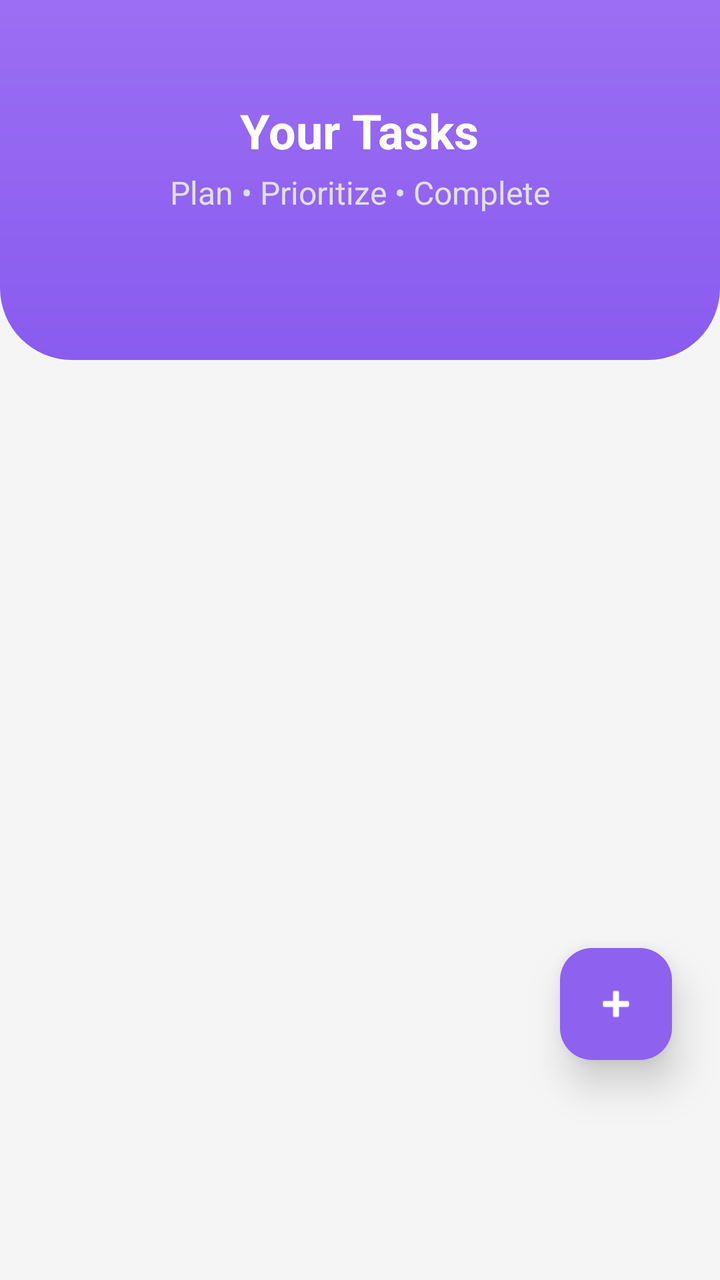
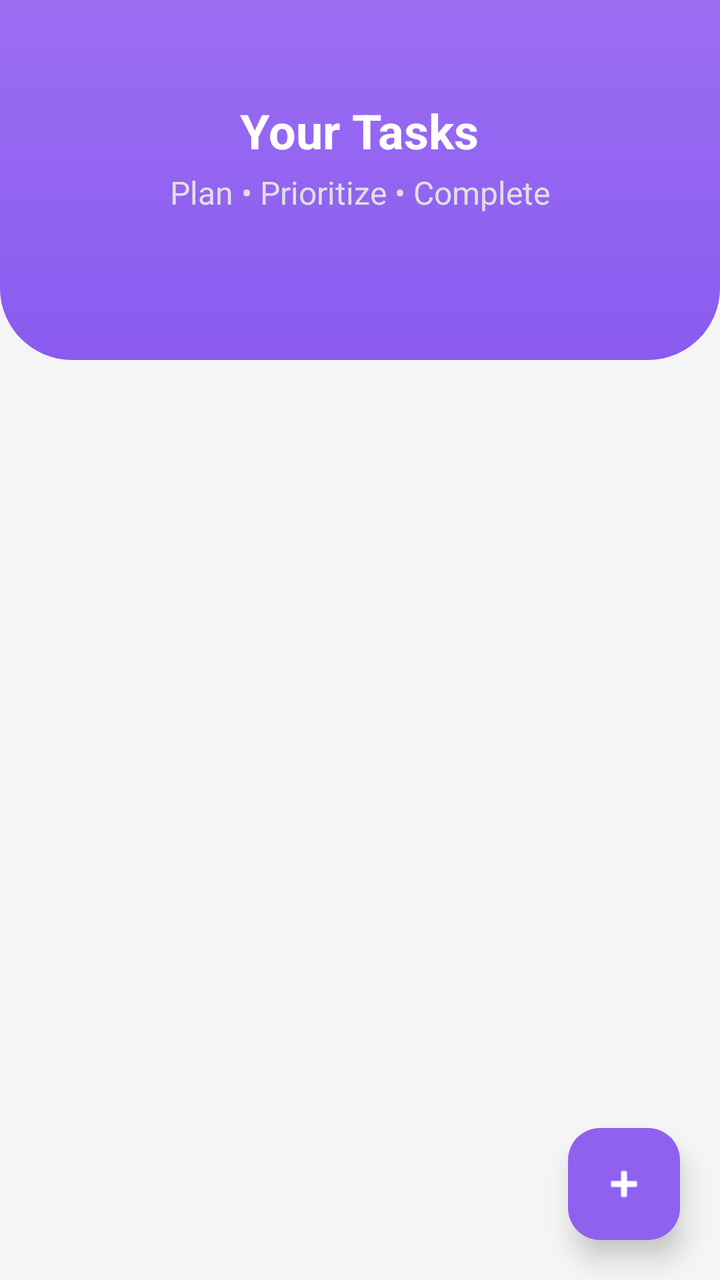

Compare the two renders of this Android layout. The source of the first and the diff that turns it into the second are given below.
<!-- AndroidManifest.xml: application theme Theme.PlanUp -->
<!-- res/layout/fragment_tasks.xml -->
<?xml version="1.0" encoding="utf-8"?>
<androidx.constraintlayout.widget.ConstraintLayout
    xmlns:android="http://schemas.android.com/apk/res/android"
    xmlns:app="http://schemas.android.com/apk/res-auto"
    xmlns:tools="http://schemas.android.com/tools"
    android:layout_width="match_parent"
    android:layout_height="match_parent"
    android:background="@color/background_light">

    
    <LinearLayout
        android:id="@+id/layoutHeader"
        android:layout_width="0dp"
        android:layout_height="180dp"
        android:background="@drawable/bg_header"
        android:orientation="vertical"
        android:gravity="center"
        android:paddingBottom="24dp"
        app:layout_constraintTop_toTopOf="parent"
        app:layout_constraintStart_toStartOf="parent"
        app:layout_constraintEnd_toEndOf="parent">

        <TextView
            style="@style/AppText.Header"
            android:layout_width="wrap_content"
            android:layout_height="wrap_content"
            android:text="Your Tasks"
            android:textColor="@color/white"/>

        <TextView
            style="@style/AppText.Subtitle"
            android:layout_width="wrap_content"
            android:layout_height="wrap_content"
            android:layout_marginTop="4dp"
            android:text="Plan • Prioritize • Complete"
            android:textColor="#E0E0E0"/>
    </LinearLayout>

    
    <LinearLayout
        android:id="@+id/layoutEmpty"
        android:layout_width="match_parent"
        android:layout_height="wrap_content"
        android:orientation="vertical"
        android:gravity="center"
        android:padding="24dp"
        android:visibility="gone"
        app:layout_constraintTop_toBottomOf="@id/layoutHeader"
        app:layout_constraintBottom_toBottomOf="parent"
        app:layout_constraintStart_toStartOf="parent"
        app:layout_constraintEnd_toEndOf="parent">

        <ImageView
            android:layout_width="200dp"
            android:layout_height="200dp"
            android:src="@drawable/no_tasks_illustration"/>

        <TextView
            style="@style/AppText.Header"
            android:layout_width="wrap_content"
            android:layout_height="wrap_content"
            android:layout_marginTop="16dp"
            android:text="No tasks found"
            android:textSize="20sp"/>

        <TextView
            style="@style/AppText.Subtitle"
            android:layout_width="wrap_content"
            android:layout_height="wrap_content"
            android:layout_marginTop="8dp"
            android:text="Add tasks to stay productive"/>
    </LinearLayout>

    
    <androidx.recyclerview.widget.RecyclerView
        android:id="@+id/rvTasks"
        android:layout_width="0dp"
        android:layout_height="0dp"
        android:clipToPadding="false"
        android:padding="16dp"
        android:paddingBottom="100dp"
        app:layout_constraintTop_toBottomOf="@id/layoutHeader"
        app:layout_constraintBottom_toBottomOf="parent"
        app:layout_constraintStart_toStartOf="parent"
        app:layout_constraintEnd_toEndOf="parent"
        tools:listitem="@layout/item_task"/>

    
    <com.google.android.material.floatingactionbutton.FloatingActionButton
        android:id="@+id/fabAddTask"
        android:layout_width="wrap_content"
        android:layout_height="wrap_content"
        android:layout_marginEnd="24dp"
        android:layout_marginBottom="110dp"
        android:clickable="true"
        android:focusable="true"
        app:elevation="12dp"
        app:pressedTranslationZ="12dp"
        app:srcCompat="@android:drawable/ic_input_add"
        app:backgroundTint="#8F61EF"
        app:layout_constraintBottom_toBottomOf="parent"
        app:layout_constraintEnd_toEndOf="parent"
        app:tint="@color/white" />

</androidx.constraintlayout.widget.ConstraintLayout>
<!-- res/layout/item_task.xml (included above) -->
<?xml version="1.0" encoding="utf-8"?>
<androidx.cardview.widget.CardView xmlns:android="http://schemas.android.com/apk/res/android"
    xmlns:app="http://schemas.android.com/apk/res-auto"
    android:layout_width="match_parent"
    android:layout_height="wrap_content"
    android:layout_marginBottom="12dp"
    app:cardCornerRadius="16dp"
    app:cardElevation="6dp">

    <LinearLayout
        android:layout_width="match_parent"
        android:layout_height="wrap_content"
        android:orientation="vertical"
        android:padding="16dp">

        
        <TextView
            android:id="@+id/tvTaskTitle"
            android:layout_width="wrap_content"
            android:layout_height="wrap_content"
            android:text="Study DSA"
            android:textSize="18sp"
            android:textStyle="bold"
            android:textColor="#1F1F1F" />

        
        <TextView
            android:id="@+id/tvTaskTime"
            android:layout_width="wrap_content"
            android:layout_height="wrap_content"
            android:text="09:00 AM"
            android:textSize="14sp"
            android:textColor="#777777"
            android:layout_marginTop="4dp" />

        
        <LinearLayout
            android:layout_width="match_parent"
            android:layout_height="wrap_content"
            android:layout_marginTop="8dp"
            android:orientation="horizontal"
            android:gravity="center_vertical">

            
            <TextView
                android:id="@+id/tvPriority"
                android:layout_width="wrap_content"
                android:layout_height="wrap_content"
                android:text="H"
                android:textSize="13sp"
                android:textColor="@android:color/white"
                android:paddingHorizontal="10dp"
                android:paddingVertical="4dp"
                android:background="@drawable/bg_priority_high" />

            
            <TextView
                android:id="@+id/tvStatus"
                android:layout_width="0dp"
                android:layout_height="wrap_content"
                android:layout_weight="1"
                android:text="Pending"
                android:textSize="14sp"
                android:textColor="#9E9E9E"
                android:layout_marginStart="12dp" />

            <CheckBox
                android:id="@+id/cbTaskCompleted"
                android:layout_width="wrap_content"
                android:layout_height="wrap_content" />

        </LinearLayout>

    </LinearLayout>

</androidx.cardview.widget.CardView>
<!-- resources referenced by this layout -->
<resources>
  <color name="background_light">#F5F5F5</color>
  <color name="white">#FFFFFFFF</color>
  <!-- drawable bg_header (drawable) -->
  <?xml version="1.0" encoding="utf-8"?>
  <shape xmlns:android="http://schemas.android.com/apk/res/android">
      <gradient
          android:startColor="#9B6EF3"
          android:endColor="#8A5BEF"
          android:angle="270"/>
  
      <corners
          android:bottomLeftRadius="36dp"
          android:bottomRightRadius="36dp"/>
  </shape>
  <!-- drawable bg_priority_high (drawable) -->
  <?xml version="1.0" encoding="utf-8"?>
  <shape xmlns:android="http://schemas.android.com/apk/res/android"
      android:shape="oval">
  
      <solid android:color="#FF5252"/>
      <corners android:radius="12dp"/>
  
  </shape>
  <!-- drawable no_tasks_illustration: png bitmap (drawable, 581991 bytes) -->
  <style name="AppText.Header" parent="AppText">
          <item name="android:textSize">24sp</item>
          <item name="android:textStyle">bold</item>
      </style>
  <style name="AppText.Subtitle" parent="AppText">
          <item name="android:textSize">16sp</item>
          <item name="android:textColor">@color/primaryLightColor</item>
      </style>
  <style name="Theme.PlanUp" parent="Base.Theme.PlanUp" />
  <style name="AppText" parent="android:Widget.TextView">
          <item name="android:textColor">@color/textColorPrimary</item>
      </style>
  <color name="primaryLightColor">#8E7CC3</color>
  <style name="Base.Theme.PlanUp" parent="Theme.Material3.DayNight.NoActionBar">
          <item name="colorPrimary">@color/primaryColor</item>
          <item name="colorOnPrimary">@color/white</item>
          <item name="colorPrimaryContainer">@color/secondaryColor</item>
          <item name="colorOnPrimaryContainer">@color/primaryColor</item>
          
          <item name="colorSecondary">@color/secondaryColor</item>
          <item name="colorOnSecondary">@color/primaryColor</item>
          
          <item name="android:windowBackground">@color/background_light</item>
          <item name="android:statusBarColor">@color/primaryDarkColor</item>
          
          <item name="colorSurface">@color/white</item>
          <item name="colorOnSurface">@color/textColorPrimary</item>
          <item name="colorSurfaceVariant">@color/secondaryColor</item>
          <item name="colorOnSurfaceVariant">@color/primaryColor</item>
  
          <item name="android:datePickerDialogTheme">@style/DatePickerTheme</item>
          <item name="android:timePickerDialogTheme">@style/DatePickerTheme</item>
  
          <item name="android:windowSoftInputMode">adjustResize</item>
  
          <item name="colorPrimary">@color/primaryColor</item>
          <item name="colorOnPrimary">@color/white</item>
      </style>
  <color name="textColorPrimary">#230C59</color>
  <color name="primaryColor">#230C59</color>
  <color name="secondaryColor">#EDE7FF</color>
  <color name="primaryDarkColor">#1A0844</color>
  <style name="DatePickerTheme" parent="Theme.Material3.DayNight.Dialog">
          <item name="colorPrimary">@color/primaryColor</item>
          <item name="colorOnPrimary">@color/white</item>
          <item name="colorSurface">@color/white</item>
          <item name="colorOnSurface">@color/textColorPrimary</item>
          <item name="colorAccent">@color/primaryColor</item>
          <item name="android:buttonBarPositiveButtonStyle">@style/DialogButtonStyle</item>
          <item name="android:buttonBarNegativeButtonStyle">@style/DialogButtonStyle</item>
      </style>
  <style name="DialogButtonStyle" parent="Widget.Material3.Button.TextButton">
          <item name="android:textColor">@color/primaryColor</item>
      </style>
</resources>

<!-- the commit's change to res/layout/fragment_tasks.xml (unified diff, before → after) -->
@@ -78,7 +78,7 @@
         android:layout_height="0dp"
         android:clipToPadding="false"
         android:padding="16dp"
-        android:paddingBottom="100dp"
+        android:paddingBottom="80dp"
         app:layout_constraintTop_toBottomOf="@id/layoutHeader"
         app:layout_constraintBottom_toBottomOf="parent"
         app:layout_constraintStart_toStartOf="parent"
@@ -90,12 +90,11 @@
         android:id="@+id/fabAddTask"
         android:layout_width="wrap_content"
         android:layout_height="wrap_content"
-        android:layout_marginEnd="24dp"
-        android:layout_marginBottom="110dp"
+        android:layout_marginEnd="20dp"
+        android:layout_marginBottom="20dp"
         android:clickable="true"
         android:focusable="true"
-        app:elevation="12dp"
-        app:pressedTranslationZ="12dp"
+        app:elevation="8dp"
         app:srcCompat="@android:drawable/ic_input_add"
         app:backgroundTint="#8F61EF"
         app:layout_constraintBottom_toBottomOf="parent"
